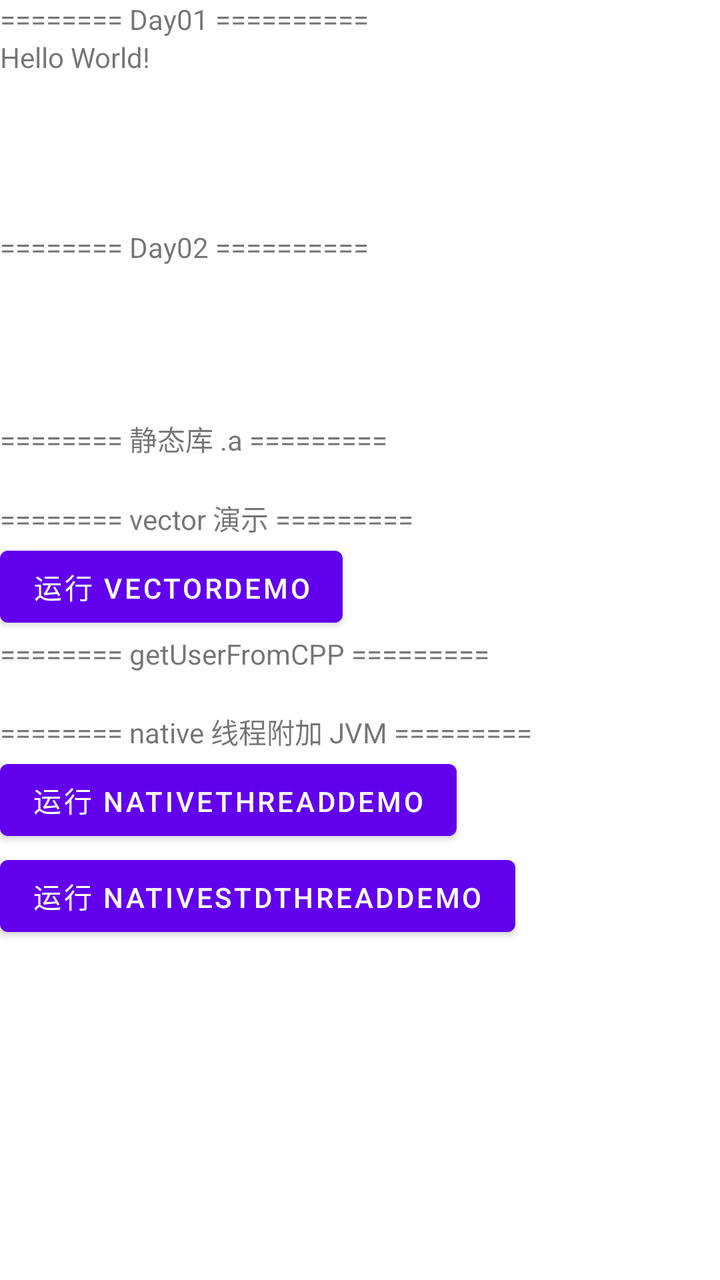
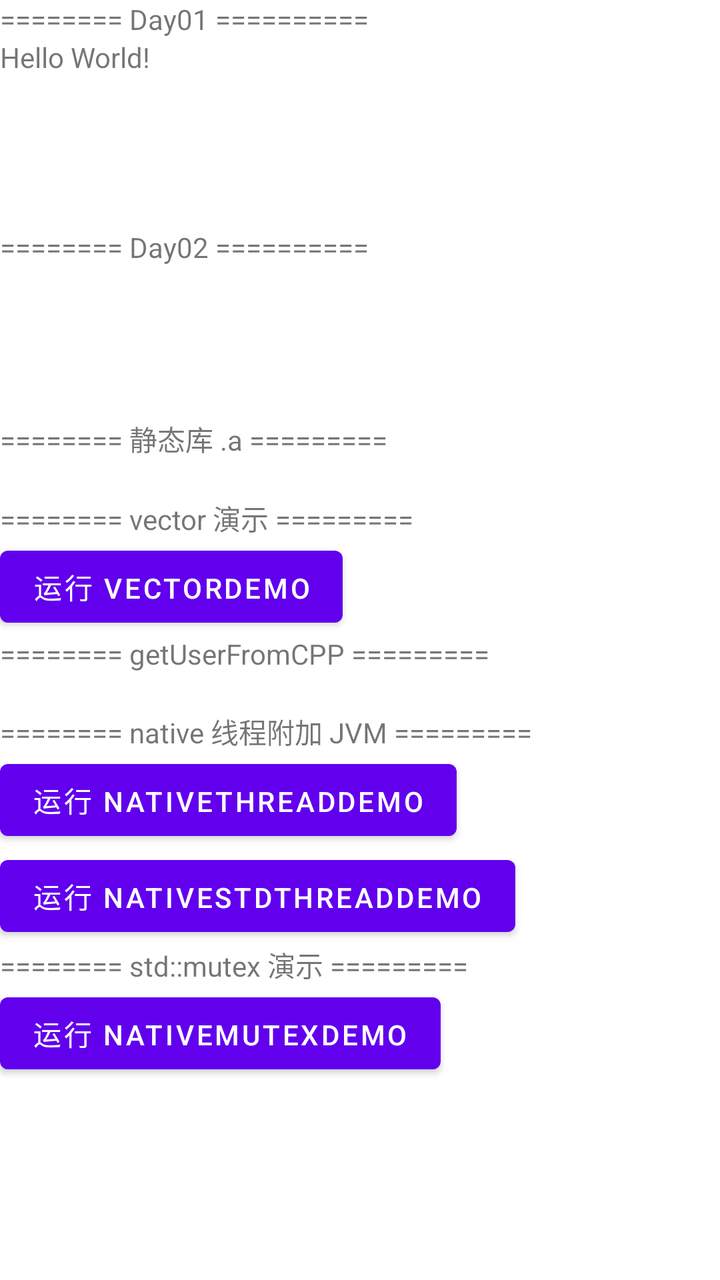

An Android layout rendered at two revisions. The XML below is the earlier revision; the diff shows what the commit changed to produce the second picture.
<!-- AndroidManifest.xml: application theme Theme.AndroidNDK -->
<!-- res/layout/activity_main.xml -->
<?xml version="1.0" encoding="utf-8"?>
<ScrollView xmlns:android="http://schemas.android.com/apk/res/android"
    xmlns:app="http://schemas.android.com/apk/res-auto"
    xmlns:tools="http://schemas.android.com/tools"
    android:layout_width="match_parent"
    android:layout_height="match_parent"
    android:fitsSystemWindows="true"
    android:orientation="vertical"
    tools:context=".MainActivity">

    <LinearLayout
        android:id="@+id/ll"
        android:layout_width="match_parent"
        android:layout_height="match_parent"
        android:orientation="vertical">

        <TextView
            android:layout_width="wrap_content"
            android:layout_height="wrap_content"
            android:text="======== Day01 ==========" />

        <TextView
            android:id="@+id/sample_text"
            android:layout_width="wrap_content"
            android:layout_height="wrap_content"
            android:text="Hello World!" />

        <TextView
            android:id="@+id/add_result_text"
            android:layout_width="wrap_content"
            android:layout_height="wrap_content"
            android:text="" />

        <TextView
            android:id="@+id/multiply_result_text"
            android:layout_width="wrap_content"
            android:layout_height="wrap_content"
            android:text="" />

        <TextView
            android:id="@+id/say_hello_text"
            android:layout_width="wrap_content"
            android:layout_height="wrap_content"
            android:text="" />

        <TextView
            android:id="@+id/is_positive_text"
            android:layout_width="wrap_content"
            android:layout_height="wrap_content"
            android:text="" />

        <TextView
            android:layout_width="wrap_content"
            android:layout_height="wrap_content"
            android:text="======== Day02 ==========" />


        <TextView
            android:id="@+id/sum_array_text"
            android:layout_width="wrap_content"
            android:layout_height="wrap_content"
            android:text="" />

        <TextView
            android:id="@+id/create_array_text"
            android:layout_width="wrap_content"
            android:layout_height="wrap_content"
            android:text="" />

        <TextView
            android:id="@+id/multiply_array_text"
            android:layout_width="wrap_content"
            android:layout_height="wrap_content"
            android:text="" />

        <TextView
            android:id="@+id/user_info_text"
            android:layout_width="wrap_content"
            android:layout_height="wrap_content"
            android:text="" />

        <TextView
            android:layout_width="wrap_content"
            android:layout_height="wrap_content"
            android:text="======== 静态库 .a =========" />

        <TextView
            android:id="@+id/static_lib_text"
            android:layout_width="wrap_content"
            android:layout_height="wrap_content"
            android:text="" />

        <TextView
            android:layout_width="wrap_content"
            android:layout_height="wrap_content"
            android:text="======== vector 演示 =========" />

        <Button
            android:id="@+id/vector_demo_btn"
            android:layout_width="wrap_content"
            android:layout_height="wrap_content"
            android:text="运行 vectorDemo" />

        <TextView
            android:layout_width="wrap_content"
            android:layout_height="wrap_content"
            android:text="======== getUserFromCPP =========" />

        <TextView
            android:id="@+id/user_from_cpp_text"
            android:layout_width="wrap_content"
            android:layout_height="wrap_content"
            android:text="" />

        <TextView
            android:layout_width="wrap_content"
            android:layout_height="wrap_content"
            android:text="======== native 线程附加 JVM =========" />

        <Button
            android:id="@+id/native_thread_btn"
            android:layout_width="wrap_content"
            android:layout_height="wrap_content"
            android:text="运行 nativeThreadDemo" />

        <Button
            android:id="@+id/std_thread_btn"
            android:layout_width="wrap_content"
            android:layout_height="wrap_content"
            android:text="运行 nativeStdThreadDemo" />
    </LinearLayout>


</ScrollView>
<!-- resources referenced by this layout -->
<resources>
  <style name="Theme.AndroidNDK" parent="Theme.MaterialComponents.DayNight.DarkActionBar">
          
          <item name="colorPrimary">@color/purple_500</item>
          <item name="colorPrimaryVariant">@color/purple_700</item>
          <item name="colorOnPrimary">@color/white</item>
          
          <item name="colorSecondary">@color/teal_200</item>
          <item name="colorSecondaryVariant">@color/teal_700</item>
          <item name="colorOnSecondary">@color/black</item>
          
          <item name="android:statusBarColor">?attr/colorPrimaryVariant</item>
          
      </style>
  <color name="purple_500">#FF6200EE</color>
  <color name="purple_700">#FF3700B3</color>
  <color name="white">#FFFFFFFF</color>
  <color name="teal_200">#FF03DAC5</color>
  <color name="teal_700">#FF018786</color>
  <color name="black">#FF000000</color>
</resources>

<!-- the commit's change to res/layout/activity_main.xml (unified diff, before → after) -->
@@ -128,6 +128,23 @@
             android:layout_width="wrap_content"
             android:layout_height="wrap_content"
             android:text="运行 nativeStdThreadDemo" />
+
+        <TextView
+            android:layout_width="wrap_content"
+            android:layout_height="wrap_content"
+            android:text="======== std::mutex 演示 =========" />
+
+        <Button
+            android:id="@+id/mutex_demo_btn"
+            android:layout_width="wrap_content"
+            android:layout_height="wrap_content"
+            android:text="运行 nativeMutexDemo" />
+
+        <TextView
+            android:id="@+id/mutex_demo_text"
+            android:layout_width="wrap_content"
+            android:layout_height="wrap_content"
+            android:text="" />
     </LinearLayout>
 
 
